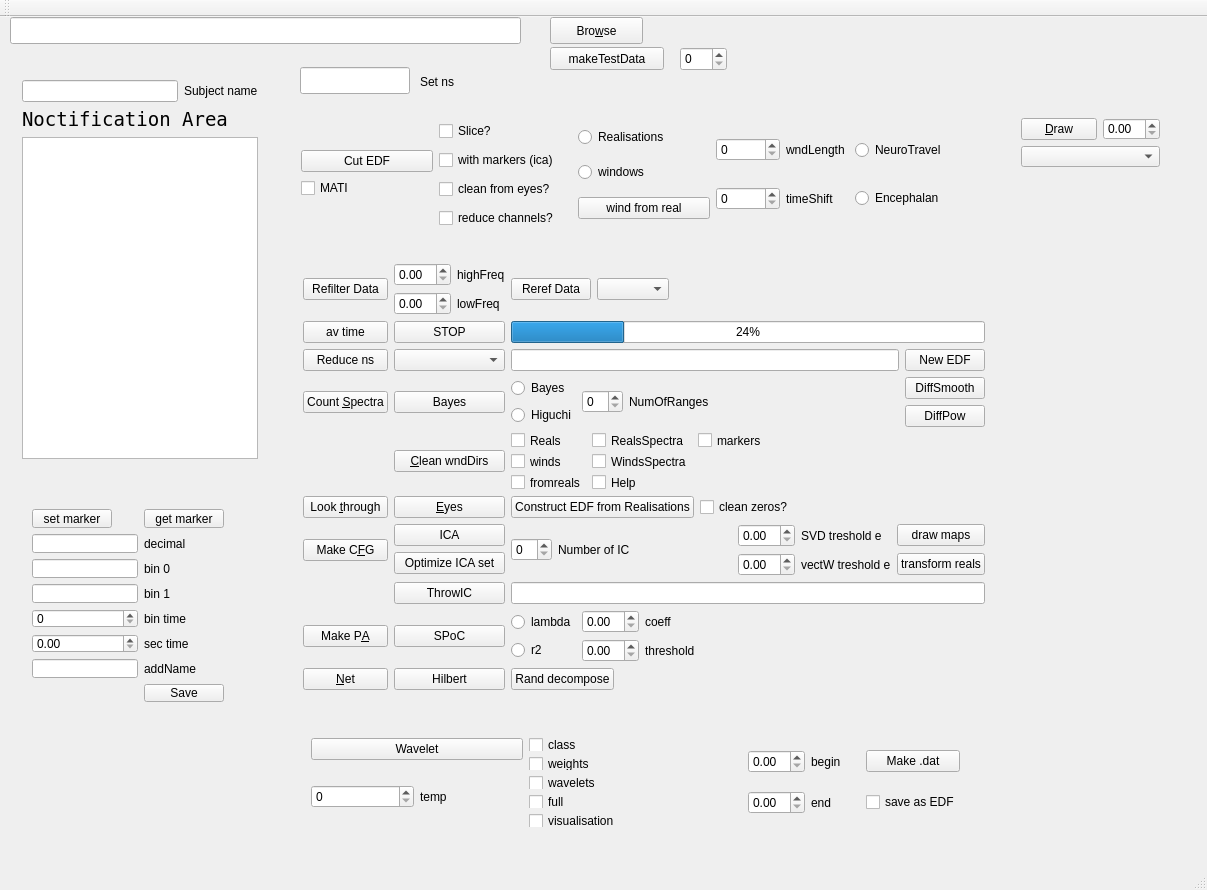
Old version of the form mainwindow.ui in the repository ArtfulVampire/SecondGUIrepo.
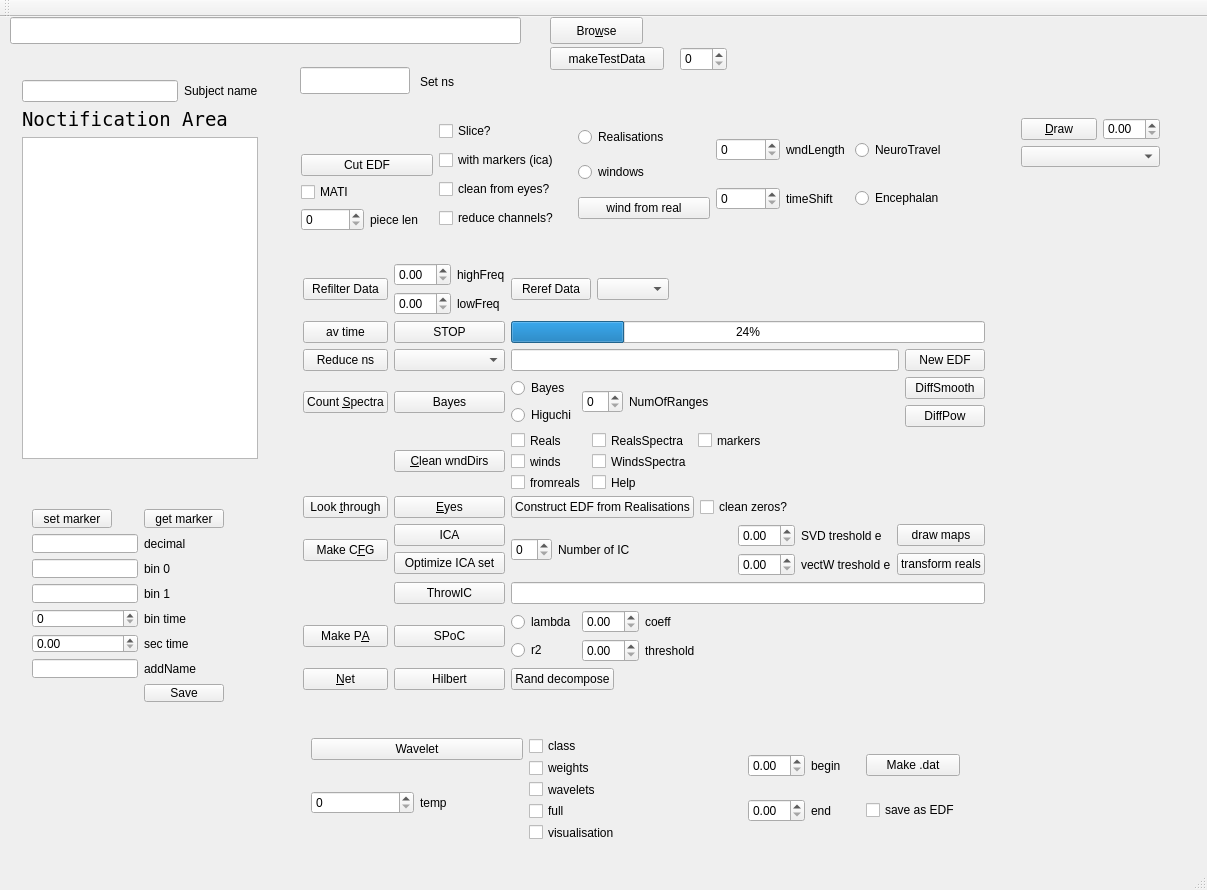
New version of the form.

Commit message: added matiPieceLength into UI fixed mati markers (hope, finally)

The edit to the form file:
```diff
--- a/mainwindow.ui
+++ b/mainwindow.ui
@@ -130,7 +130,7 @@
       <x>300</x>
       <y>710</y>
       <width>671</width>
-      <height>111</height>
+      <height>124</height>
      </rect>
     </property>
     <layout class="QHBoxLayout" name="horizontalLayout_9">
@@ -305,17 +305,18 @@
         </widget>
        </item>
        <item>
-        <spacer name="verticalSpacer">
-         <property name="orientation">
-          <enum>Qt::Vertical</enum>
-         </property>
-         <property name="sizeHint" stdset="0">
-          <size>
-           <width>20</width>
-           <height>40</height>
-          </size>
-         </property>
-        </spacer>
+        <layout class="QHBoxLayout" name="horizontalLayout_15">
+         <item>
+          <widget class="QSpinBox" name="matiPieceLengthSpinBox"/>
+         </item>
+         <item>
+          <widget class="QLabel" name="label_23">
+           <property name="text">
+            <string>piece len</string>
+           </property>
+          </widget>
+         </item>
+        </layout>
        </item>
       </layout>
      </item>
```
Left out of the diff: 3 changed lines with no effect on the pictures. The commit also changes 3 other files.
